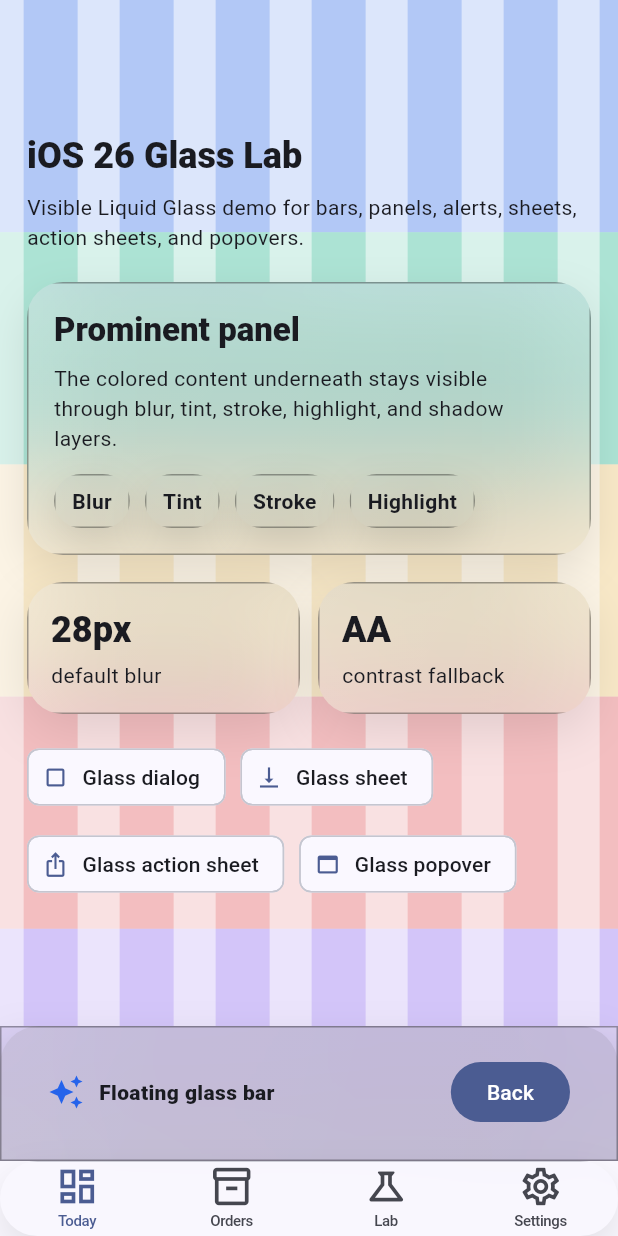
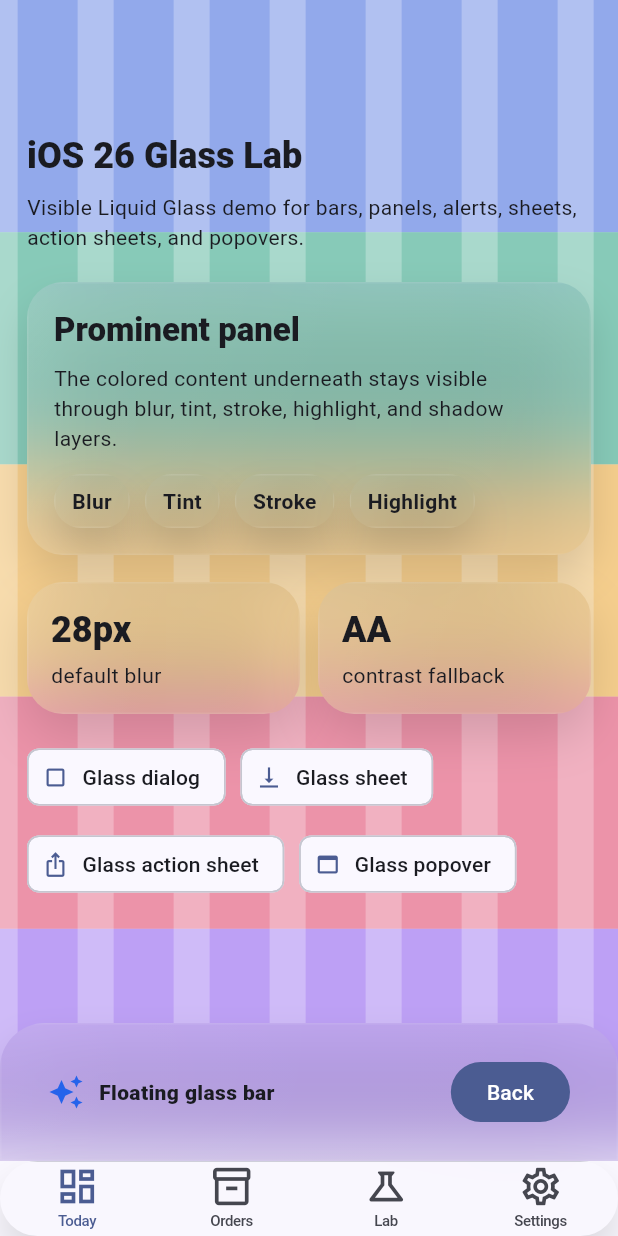
Before and after one commit to Nghi-NV/lm-flutter-router, a Flutter app: the LabGlassViewScreen widget shown alone on an empty page, opened directly, on a phone screen of 412 x 824 dp. Run offline on Flutter 3.47's test engine with Material 3 defaults, Android fonts, the phone set to English and light mode, and no system bars; missing offline and left inert: dart:js_interop.

Commit message:
🎨 style(ios): refine liquid glass visuals

```diff
--- a/example/lib/src/navigation_lab.dart
+++ b/example/lib/src/navigation_lab.dart
@@ -628,7 +628,8 @@
                 variant: LmGlassSurfaceVariant.panel,
                 theme: const LmGlassThemeData.liquid(
                   intensity: LmGlassIntensity.prominent,
-                  tintOpacity: 0.48,
+                  tintOpacity: 0.28,
+                  borderOpacity: 0.08,
                 ),
                 child: Padding(
                   padding: const EdgeInsets.all(18),
@@ -669,6 +670,8 @@
                       variant: LmGlassSurfaceVariant.popover,
                       theme: const LmGlassThemeData.liquid(
                         intensity: LmGlassIntensity.regular,
+                        tintOpacity: 0.24,
+                        borderOpacity: 0.08,
                       ),
                       child: const Padding(
                         padding: EdgeInsets.all(16),
@@ -685,6 +688,8 @@
                       variant: LmGlassSurfaceVariant.actionSheet,
                       theme: const LmGlassThemeData.liquid(
                         intensity: LmGlassIntensity.prominent,
+                        tintOpacity: 0.26,
+                        borderOpacity: 0.08,
                       ),
                       child: const Padding(
                         padding: EdgeInsets.all(16),
@@ -707,23 +712,17 @@
             bottom: 0,
             child: LmGlassSurface(
               variant: LmGlassSurfaceVariant.bar,
-              borderRadius: BorderRadius.zero,
+              borderRadius: const BorderRadius.vertical(
+                top: Radius.circular(30),
+              ),
               theme: const LmGlassThemeData.liquid(
                 intensity: LmGlassIntensity.prominent,
-                tintOpacity: 0.42,
-              ),
-              child: LmGlassSurface(
-                variant: LmGlassSurfaceVariant.bar,
-                borderRadius: const BorderRadius.vertical(
-                  top: Radius.circular(26),
-                ),
-                theme: const LmGlassThemeData.liquid(
-                  intensity: LmGlassIntensity.prominent,
-                  tintOpacity: 0.32,
+                tintOpacity: 0.24,
+                borderOpacity: 0.08,
               ),
               child: SafeArea(
                 top: false,
-                  minimum: const EdgeInsets.fromLTRB(18, 10, 18, 12),
+                minimum: const EdgeInsets.fromLTRB(18, 12, 18, 12),
                 child: Padding(
                   padding: const EdgeInsets.symmetric(
                     horizontal: 14,
@@ -731,10 +730,7 @@
                   ),
                   child: Row(
                     children: [
-                        const Icon(
-                          Icons.auto_awesome,
-                          color: Color(0xff2563eb),
-                        ),
+                      const Icon(Icons.auto_awesome, color: Color(0xff2563eb)),
                       const SizedBox(width: 10),
                       const Expanded(
                         child: Text(
@@ -754,7 +750,6 @@
               ),
             ),
           ),
-          ),
         ],
       ),
     );
@@ -836,7 +831,8 @@
       variant: LmGlassSurfaceVariant.bar,
       theme: const LmGlassThemeData.liquid(
         intensity: LmGlassIntensity.subtle,
-        tintOpacity: 0.36,
+        tintOpacity: 0.20,
+        borderOpacity: 0.10,
       ),
       child: Padding(
         padding: const EdgeInsets.symmetric(horizontal: 12, vertical: 8),
@@ -853,27 +849,27 @@
   void paint(Canvas canvas, Size size) {
     final paint = Paint();
     final bands = [
-      const Color(0xff2563eb),
-      const Color(0xff10b981),
-      const Color(0xffffc857),
-      const Color(0xffef4444),
-      const Color(0xff8b5cf6),
+      const Color(0xff1d4ed8),
+      const Color(0xff059669),
+      const Color(0xfff59e0b),
+      const Color(0xffe11d48),
+      const Color(0xff7c3aed),
     ];
     final bandHeight = size.height / bands.length;
     for (var index = 0; index < bands.length; index += 1) {
-      paint.color = bands[index].withValues(alpha: 0.32);
+      paint.color = bands[index].withValues(alpha: 0.46);
       canvas.drawRect(
         Rect.fromLTWH(0, index * bandHeight, size.width, bandHeight),
         paint,
       );
     }
-    paint.color = Colors.white.withValues(alpha: 0.54);
+    paint.color = Colors.white.withValues(alpha: 0.28);
     for (var x = -size.height; x < size.width; x += 64) {
       canvas.drawRect(
         Rect.fromLTWH(
           x.toDouble(),
           0,
-          28,
+          24,
           size.height,
         ).translate(size.height * 0.24, 0),
         paint,
--- a/lib/src/chrome/lm_glass_surface.dart
+++ b/lib/src/chrome/lm_glass_surface.dart
@@ -28,10 +28,10 @@
   const LmGlassThemeData.liquid({
     this.enabled = true,
     this.intensity = LmGlassIntensity.regular,
-    this.blurSigma = 28,
-    this.tintOpacity = 0.56,
-    this.borderOpacity = 0.34,
-    this.highlightOpacity = 0.18,
+    this.blurSigma = 24,
+    this.tintOpacity = 0.30,
+    this.borderOpacity = 0.12,
+    this.highlightOpacity = 0.34,
   });
 
   const LmGlassThemeData.classic()
@@ -119,11 +119,7 @@
         : dark
         ? Colors.black
         : Colors.white;
-    final strokeBase = highContrast
-        ? scheme.onSurface
-        : dark
-        ? Colors.white
-        : Colors.black;
+    final strokeBase = highContrast ? scheme.onSurface : Colors.white;
     final tintOpacity = highContrast ? 1.0 : _tintOpacityFor(variant);
     final borderOpacity = highContrast ? 0.62 : theme.borderOpacity;
     return BoxDecoration(
@@ -136,8 +132,10 @@
               end: Alignment.bottomRight,
               colors: [
                 Colors.white.withValues(alpha: theme.highlightOpacity),
+                Colors.white.withValues(alpha: theme.highlightOpacity * 0.22),
                 tintBase.withValues(alpha: 0),
               ],
+              stops: const [0, 0.48, 1],
             ),
     );
   }
@@ -157,9 +155,9 @@
       borderRadius: borderRadius ?? _radiusFor(variant),
       boxShadow: [
         BoxShadow(
-          color: Colors.black.withValues(alpha: dark ? 0.22 : 0.10),
+          color: Colors.black.withValues(alpha: dark ? 0.20 : 0.13),
           blurRadius: _shadowBlurFor(variant),
-          offset: const Offset(0, 10),
+          offset: const Offset(0, 14),
         ),
       ],
     );
@@ -169,12 +167,12 @@
     final base = theme.tintOpacity;
     return switch (variant) {
       LmGlassSurfaceVariant.bar => base * 0.82,
-      LmGlassSurfaceVariant.sidebar => base * 0.9,
-      LmGlassSurfaceVariant.panel => base,
-      LmGlassSurfaceVariant.alert => base * 1.12,
-      LmGlassSurfaceVariant.sheet => base * 1.08,
-      LmGlassSurfaceVariant.actionSheet => base,
-      LmGlassSurfaceVariant.popover => base * 1.04,
+      LmGlassSurfaceVariant.sidebar => base * 0.88,
+      LmGlassSurfaceVariant.panel => base * 0.86,
+      LmGlassSurfaceVariant.alert => base * 0.96,
+      LmGlassSurfaceVariant.sheet => base * 0.94,
+      LmGlassSurfaceVariant.actionSheet => base * 0.88,
+      LmGlassSurfaceVariant.popover => base * 0.86,
     }.clamp(0.0, 1.0);
   }
 
```
Lines whose indentation alone changed are shown as unchanged.
